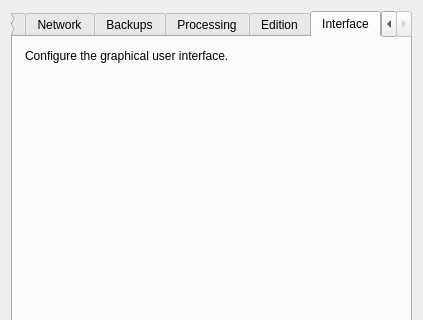
Above: designer/preferences.ui from lovac42/anki before the change; both pictures show x 0 to 423 and y 0 to 320 of the 423 by 525 pixel window. Below: the same form after it.
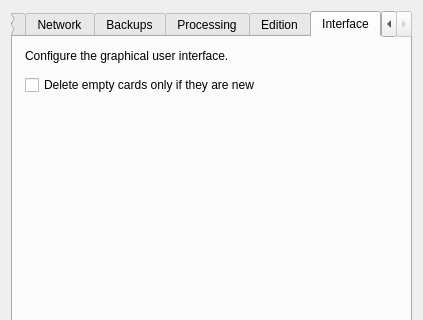
That is the form after the change. The open tabs and pages were chosen to show the change.

Commit message: Add preferenec "keepSeenCard"

Patch:
```diff
--- a/designer/preferences.ui
+++ b/designer/preferences.ui
@@ -525,6 +525,16 @@
          </property>
         </widget>
        </item>
+       <item>
+        <widget class="QCheckBox" name="keepSeenCard">
+         <property name="toolTip">
+          <string>When you do &quot;Check &gt; Cards...&quot;, you won't delete cards you already reviewed once. This will allow you to correct their template if necessary without loosing your review history.</string>
+         </property>
+         <property name="text">
+          <string>Delete empty cards only if they are new</string>
+         </property>
+        </widget>
+       </item>
        <item>
         <spacer name="verticalSpacer_6">
          <property name="orientation">
```
The commit also changes 1 other file.
